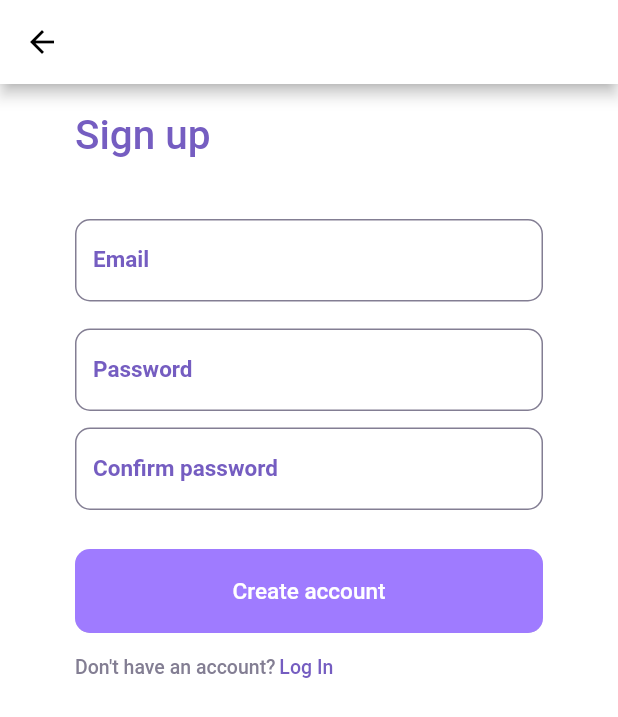
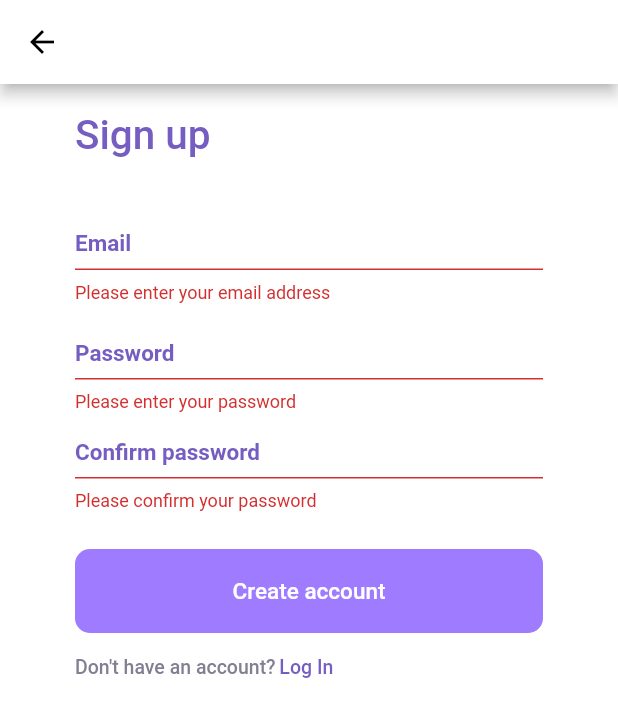
Before and after one commit to EncouragedEntity/RestoFlow, a Flutter app: the SignUpPage screen opened directly, after a tap on "Create account", on a phone screen of 412 x 824 dp. Shown: the top 717 px of the screen. Run offline on Flutter 3.47's test engine with Material 2 defaults, Android fonts, the phone set to English and light mode, and no system bars; our stand-ins replace convex_bottom_bar, equatable, flutter_bloc, logger; missing offline and left inert: qr_code_scanner; network calls fail; Roboto replaces fonts that are missing (Poppins).

Commit message:
signup page form usage

```diff
--- a/lib/pages/auth/signup_page.dart
+++ b/lib/pages/auth/signup_page.dart
@@ -15,6 +15,8 @@
   final TextEditingController _passController = TextEditingController();
   final TextEditingController _repassController = TextEditingController();
 
+  final _formKey = GlobalKey<FormState>();
+
   @override
   Widget build(BuildContext context) {
     return Scaffold(
@@ -29,7 +31,9 @@
         ),
       ),
       backgroundColor: Colors.white,
-      body: Column(
+      body: Form(
+        key: _formKey,
+        child: Column(
           crossAxisAlignment: CrossAxisAlignment.start,
           children: [
             const SizedBox(
@@ -55,7 +59,7 @@
                   ),
                   SizedBox(
                     height: 56,
-                  child: TextField(
+                    child: TextFormField(
                       controller: _emailController,
                       textAlign: TextAlign.center,
                       style: const TextStyle(
@@ -87,6 +91,20 @@
                           ),
                         ),
                       ),
+                      validator: (value) {
+                        if (value == null || value.isEmpty) {
+                          return 'Please enter your email address';
+                        }
+
+                        final emailRegExp =
+                            RegExp(r'^[\w-]+(\.[\w-]+)*@[\w-]+(\.[\w-]+)+$');
+
+                        if (!emailRegExp.hasMatch(value)) {
+                          return 'Please enter a valid email address';
+                        }
+
+                        return null;
+                      },
                     ),
                   ),
                   const SizedBox(
@@ -97,7 +115,7 @@
                     children: [
                       SizedBox(
                         height: 56,
-                      child: TextField(
+                        child: TextFormField(
                           controller: _passController,
                           textAlign: TextAlign.center,
                           style: const TextStyle(
@@ -121,20 +139,33 @@
                               fontWeight: FontWeight.w600,
                             ),
                             enabledBorder: OutlineInputBorder(
-                            borderRadius: BorderRadius.all(Radius.circular(10)),
+                              borderRadius:
+                                  BorderRadius.all(Radius.circular(10)),
                               borderSide: BorderSide(
                                 width: 1,
                                 color: Color(0xFF837E93),
                               ),
                             ),
                             focusedBorder: OutlineInputBorder(
-                            borderRadius: BorderRadius.all(Radius.circular(10)),
+                              borderRadius:
+                                  BorderRadius.all(Radius.circular(10)),
                               borderSide: BorderSide(
                                 width: 1,
                                 color: Color(0xFF9F7BFF),
                               ),
                             ),
                           ),
+                          validator: (value) {
+                            if (value == null || value.isEmpty) {
+                              return 'Please enter your password';
+                            }
+
+                            if (value.length < 8) {
+                              return 'Password must be at least 8 characters long';
+                            }
+
+                            return null;
+                          },
                         ),
                       ),
                       const SizedBox(
@@ -142,7 +173,7 @@
                       ),
                       SizedBox(
                         height: 56,
-                      child: TextField(
+                        child: TextFormField(
                           controller: _repassController,
                           textAlign: TextAlign.center,
                           style: const TextStyle(
@@ -166,20 +197,33 @@
                               fontWeight: FontWeight.w600,
                             ),
                             enabledBorder: OutlineInputBorder(
-                            borderRadius: BorderRadius.all(Radius.circular(10)),
+                              borderRadius:
+                                  BorderRadius.all(Radius.circular(10)),
                               borderSide: BorderSide(
                                 width: 1,
                                 color: Color(0xFF837E93),
                               ),
                             ),
                             focusedBorder: OutlineInputBorder(
-                            borderRadius: BorderRadius.all(Radius.circular(10)),
+                              borderRadius:
+                                  BorderRadius.all(Radius.circular(10)),
                               borderSide: BorderSide(
                                 width: 1,
                                 color: Color(0xFF9F7BFF),
                               ),
                             ),
                           ),
+                          validator: (value) {
+                            if (value == null || value.isEmpty) {
+                              return 'Please confirm your password';
+                            }
+
+                            if (value != _passController.text) {
+                              return 'Passwords do not match';
+                            }
+
+                            return null;
+                          },
                         ),
                       ),
                     ],
@@ -194,7 +238,13 @@
                       height: 56,
                       child: ElevatedButton(
                         onPressed: () {
+                          if (_formKey.currentState!.validate()) {
                             //TODO register event
+                            context.read<AuthBloc>().add(AuthSignUpEvent(
+                                  email: _emailController.text,
+                                  password: _passController.text,
+                                ));
+                          }
                         },
                         style: ElevatedButton.styleFrom(
                           backgroundColor: const Color(0xFF9F7BFF),
@@ -250,6 +300,7 @@
             ),
           ],
         ),
+      ),
     );
   }
 }
```
Lines whose indentation alone changed are shown as unchanged.
